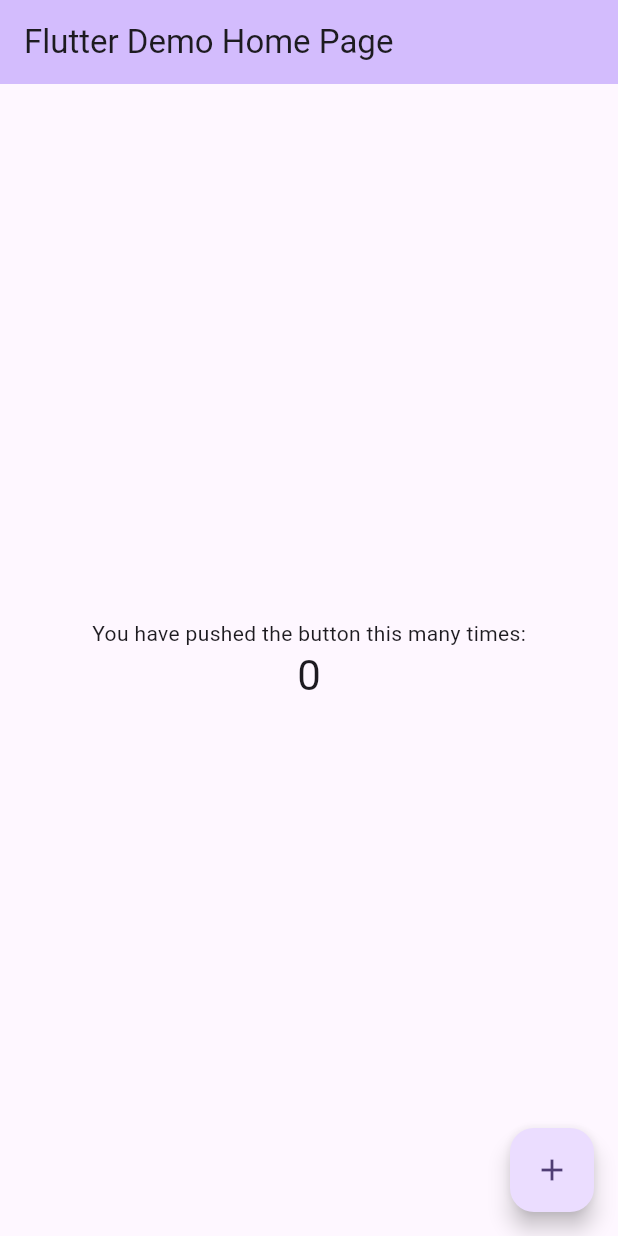
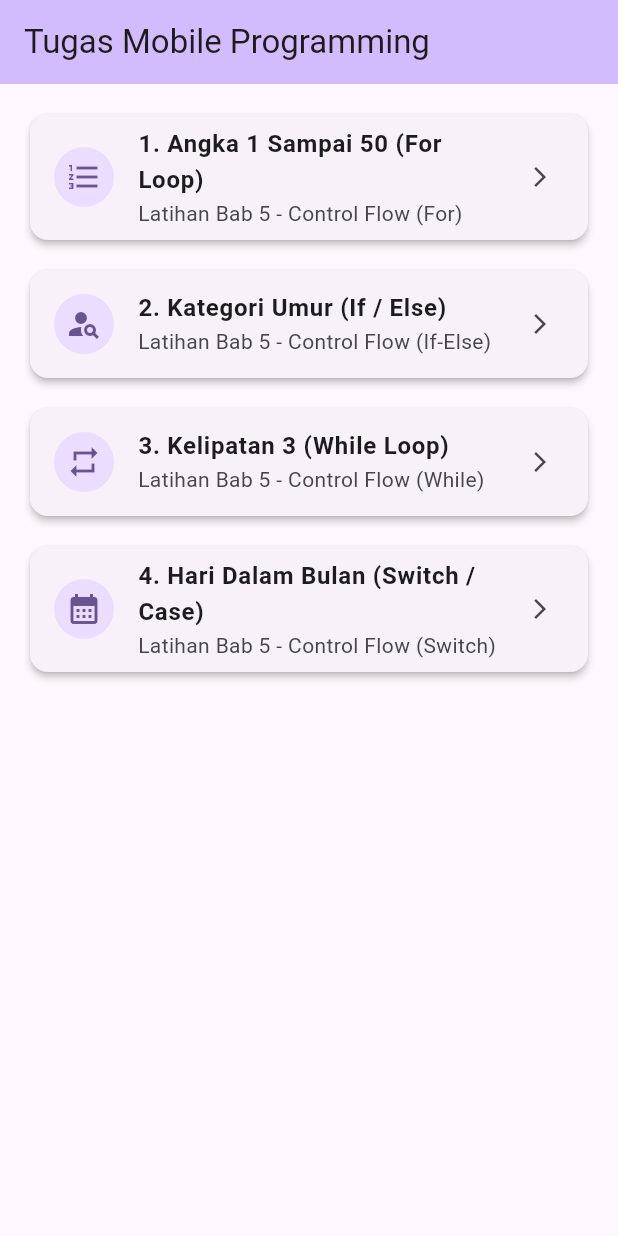
Before and after one commit to Salamalfaa/mobile-programming, a Flutter app: the screen it shows after launch, on a phone screen of 412 x 824 dp. Run offline on Flutter 3.47's test engine with Material 3 defaults, Android fonts, the light colour scheme and no system bars.

```diff
--- a/lib/main.dart
+++ b/lib/main.dart
@@ -1,4 +1,8 @@
 import 'package:flutter/material.dart';
+import 'mainfor1-50.dart' as for_loop;
+import 'mainkategoriumur.dart' as if_else;
+import 'mainwhilekelipatan3.dart' as while_loop;
+import 'namabulan.dart' as switch_case;
 
 void main() {
   runApp(const MyApp());
@@ -7,115 +11,96 @@ void main() {
 class MyApp extends StatelessWidget {
   const MyApp({super.key});
 
-  // This widget is the root of your application.
   @override
   Widget build(BuildContext context) {
     return MaterialApp(
-      title: 'Flutter Demo',
+      title: 'Tugas Mobile Programming',
+      debugShowCheckedModeBanner: false,
       theme: ThemeData(
-        // This is the theme of your application.
-        //
-        // TRY THIS: Try running your application with "flutter run". You'll see
-        // the application has a purple toolbar. Then, without quitting the app,
-        // try changing the seedColor in the colorScheme below to Colors.green
-        // and then invoke "hot reload" (save your changes or press the "hot
-        // reload" button in a Flutter-supported IDE, or press "r" if you used
-        // the command line to start the app).
-        //
-        // Notice that the counter didn't reset back to zero; the application
-        // state is not lost during the reload. To reset the state, use hot
-        // restart instead.
-        //
-        // This works for code too, not just values: Most code changes can be
-        // tested with just a hot reload.
-        colorScheme: .fromSeed(seedColor: Colors.deepPurple),
+        useMaterial3: true,
+        colorScheme: ColorScheme.fromSeed(seedColor: Colors.deepPurple),
       ),
-      home: const MyHomePage(title: 'Flutter Demo Home Page'),
+      home: const MenuUtamaPage(),
     );
   }
 }
 
-class MyHomePage extends StatefulWidget {
-  const MyHomePage({super.key, required this.title});
-
-  // This widget is the home page of your application. It is stateful, meaning
-  // that it has a State object (defined below) that contains fields that affect
-  // how it looks.
-
-  // This class is the configuration for the state. It holds the values (in this
-  // case the title) provided by the parent (in this case the App widget) and
-  // used by the build method of the State. Fields in a Widget subclass are
-  // always marked "final".
-
-  final String title;
-
-  @override
-  State<MyHomePage> createState() => _MyHomePageState();
-}
-
-class _MyHomePageState extends State<MyHomePage> {
-  int _counter = 0;
-
-  void _incrementCounter() {
-    setState(() {
-      // This call to setState tells the Flutter framework that something has
-      // changed in this State, which causes it to rerun the build method below
-      // so that the display can reflect the updated values. If we changed
-      // _counter without calling setState(), then the build method would not be
-      // called again, and so nothing would appear to happen.
-      _counter++;
-    });
-  }
+class MenuUtamaPage extends StatelessWidget {
+  const MenuUtamaPage({super.key});
 
   @override
   Widget build(BuildContext context) {
-    // This method is rerun every time setState is called, for instance as done
-    // by the _incrementCounter method above.
-    //
-    // The Flutter framework has been optimized to make rerunning build methods
-    // fast, so that you can just rebuild anything that needs updating rather
-    // than having to individually change instances of widgets.
     return Scaffold(
       appBar: AppBar(
-        // TRY THIS: Try changing the color here to a specific color (to
-        // Colors.amber, perhaps?) and trigger a hot reload to see the AppBar
-        // change color while the other colors stay the same.
+        title: const Text('Tugas Mobile Programming'),
         backgroundColor: Theme.of(context).colorScheme.inversePrimary,
-        // Here we take the value from the MyHomePage object that was created by
-        // the App.build method, and use it to set our appbar title.
-        title: Text(widget.title),
       ),
-      body: Center(
-        // Center is a layout widget. It takes a single child and positions it
-        // in the middle of the parent.
-        child: Column(
-          // Column is also a layout widget. It takes a list of children and
-          // arranges them vertically. By default, it sizes itself to fit its
-          // children horizontally, and tries to be as tall as its parent.
-          //
-          // Column has various properties to control how it sizes itself and
-          // how it positions its children. Here we use mainAxisAlignment to
-          // center the children vertically; the main axis here is the vertical
-          // axis because Columns are vertical (the cross axis would be
-          // horizontal).
-          //
-          // TRY THIS: Invoke "debug painting" (choose the "Toggle Debug Paint"
-          // action in the IDE, or press "p" in the console), to see the
-          // wireframe for each widget.
-          mainAxisAlignment: .center,
-          children: [
-            const Text('You have pushed the button this many times:'),
-            Text(
-              '$_counter',
-              style: Theme.of(context).textTheme.headlineMedium,
-            ),
-          ],
+      body: ListView(
+        padding: const EdgeInsets.all(16.0),
+        children: [
+          _buildMenuItem(
+            context,
+            title: '1. Angka 1 Sampai 50 (For Loop)',
+            subtitle: 'Latihan Bab 5 - Control Flow (For)',
+            icon: Icons.format_list_numbered,
+            page: const for_loop.HalamanUtama(),
+          ),
+          const SizedBox(height: 12),
+          _buildMenuItem(
+            context,
+            title: '2. Kategori Umur (If / Else)',
+            subtitle: 'Latihan Bab 5 - Control Flow (If-Else)',
+            icon: Icons.person_search,
+            page: const if_else.HalamanUtama(),
+          ),
+          const SizedBox(height: 12),
+          _buildMenuItem(
+            context,
+            title: '3. Kelipatan 3 (While Loop)',
+            subtitle: 'Latihan Bab 5 - Control Flow (While)',
+            icon: Icons.repeat,
+            page: const while_loop.HalamanUtama(),
+          ),
+          const SizedBox(height: 12),
+          _buildMenuItem(
+            context,
+            title: '4. Hari Dalam Bulan (Switch / Case)',
+            subtitle: 'Latihan Bab 5 - Control Flow (Switch)',
+            icon: Icons.calendar_month,
+            page: const switch_case.HalamanUtama(),
+          ),
+        ],
+      ),
+    );
+  }
+
+  Widget _buildMenuItem(
+    BuildContext context, {
+    required String title,
+    required String subtitle,
+    required IconData icon,
+    required Widget page,
+  }) {
+    return Card(
+      elevation: 2,
+      shape: RoundedRectangleBorder(borderRadius: BorderRadius.circular(12)),
+      child: ListTile(
+        leading: CircleAvatar(
+          backgroundColor: Theme.of(context).colorScheme.primaryContainer,
+          child: Icon(icon, color: Theme.of(context).colorScheme.primary),
         ),
-      ),
-      floatingActionButton: FloatingActionButton(
-        onPressed: _incrementCounter,
-        tooltip: 'Increment',
-        child: const Icon(Icons.add),
+        title: Text(
+          title,
+          style: const TextStyle(fontWeight: FontWeight.bold),
+        ),
+        subtitle: Text(subtitle),
+        trailing: const Icon(Icons.arrow_forward_ios, size: 16),
+        onTap: () {
+          Navigator.push(
+            context,
+            MaterialPageRoute(builder: (context) => page),
+          );
+        },
       ),
     );
   }
```
Also changed, not shown: 3 other files.
